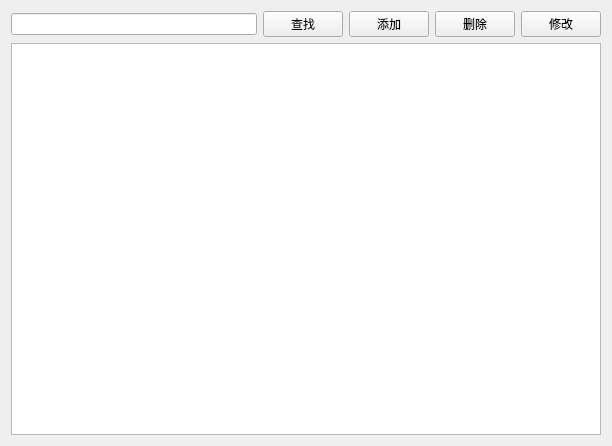
This is patienceview.ui in Bypositive/Qt_Experience03 as Qt 5 draws it before an edit. The edited form follows.
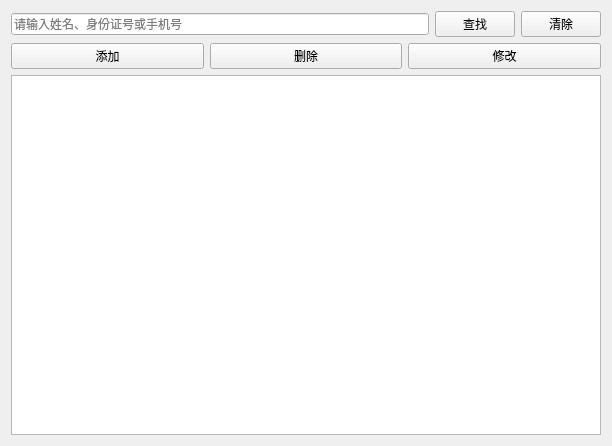
This is the edited form.

Commit message: 在患者管理界面中添加了一个对查找框的清除功能，方便对查找框进行再一次查找

The edit to the form file:
```diff
--- a/patienceview.ui
+++ b/patienceview.ui
@@ -15,9 +15,16 @@
   </property>
   <layout class="QVBoxLayout" name="verticalLayout">
    <item>
-    <layout class="QHBoxLayout" name="horizontalLayout">
+    <layout class="QHBoxLayout" name="horizontalLayout_2">
      <item>
-      <widget class="QLineEdit" name="txtSearch"/>
+      <widget class="QLineEdit" name="txtSearch">
+       <property name="text">
+        <string/>
+       </property>
+       <property name="placeholderText">
+        <string>请输入姓名、身份证号或手机号</string>
+       </property>
+      </widget>
      </item>
      <item>
       <widget class="QPushButton" name="btSearch">
@@ -26,6 +33,17 @@
        </property>
       </widget>
      </item>
+     <item>
+      <widget class="QPushButton" name="btClear">
+       <property name="text">
+        <string>清除</string>
+       </property>
+      </widget>
+     </item>
+    </layout>
+   </item>
+   <item>
+    <layout class="QHBoxLayout" name="horizontalLayout">
      <item>
       <widget class="QPushButton" name="btAdd">
        <property name="text">
```
The commit also changes 2 other files.
